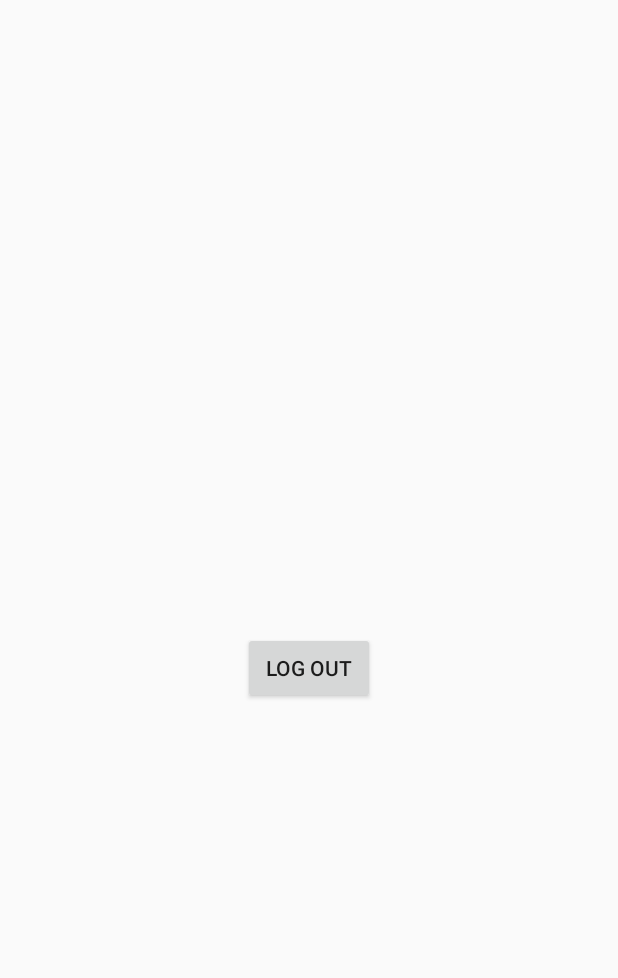
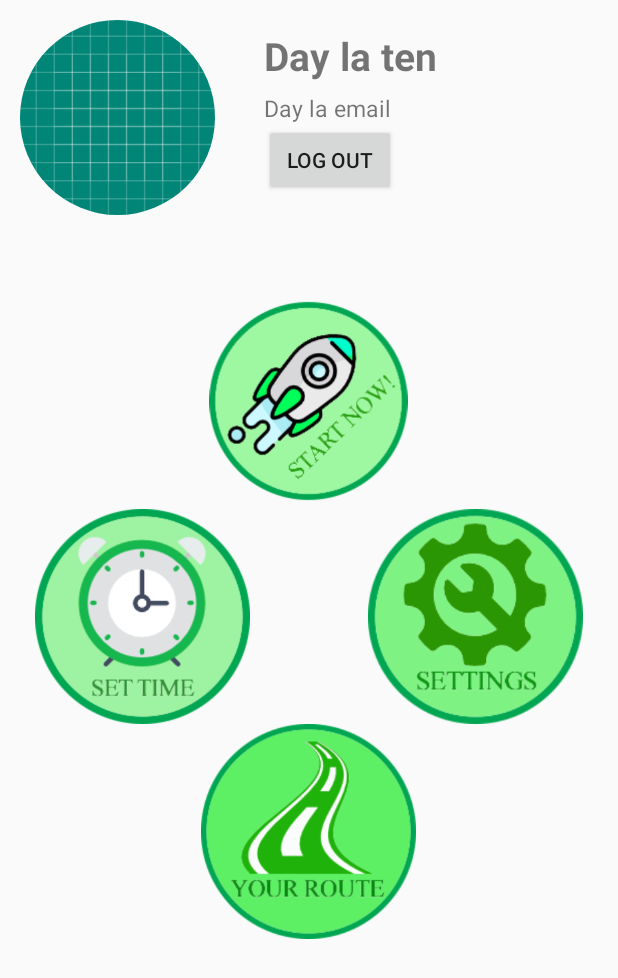
Before and after one commit to duongtainhan/YourTime, an Android app: the layout activity_main.xml on its own in the app's theme, with its tools: preview values and no code run, on a phone screen of 412 x 824 dp. Shown: the top 978 px of the screen. Run offline under Robolectric (Android 15) with nearby library versions, the phone set to English and light mode, and no system bars.

Commit message:
Updated Design

```diff
--- a/app/build.gradle
+++ b/app/build.gradle
@@ -26,10 +26,12 @@ dependencies {
     //
     implementation 'com.intuit.sdp:sdp-android:1.0.5'
     implementation 'com.intuit.ssp:ssp-android:1.0.5'
+    implementation 'de.hdodenhof:circleimageview:2.2.0'
+    implementation 'com.google.firebase:firebase-auth:16.0.3'
+    implementation 'com.google.android.gms:play-services-auth:16.0.0'
+    implementation 'com.squareup.picasso:picasso:2.71828'
     //
     testImplementation 'junit:junit:4.12'
     androidTestImplementation 'com.android.support.test:runner:1.0.2'
     androidTestImplementation 'com.android.support.test.espresso:espresso-core:3.0.2'
-    implementation 'com.google.firebase:firebase-auth:16.0.3'
-    implementation 'com.google.android.gms:play-services-auth:16.0.0'
 }
--- a/app/src/main/java/com/example/duongtainhan555/yourtime/LoginActivity.java
+++ b/app/src/main/java/com/example/duongtainhan555/yourtime/LoginActivity.java
@@ -103,9 +103,6 @@ public class LoginActivity extends AppCompatActivity implements GoogleApiClient.
         {
             firebaseAuthWithGoogle(result.getSignInAccount());
         }
-        else {
-            Toast.makeText(this, "Khong the ket noi!!!", Toast.LENGTH_SHORT).show();
-        }
     }
 
     private void firebaseAuthWithGoogle(GoogleSignInAccount signInAccount) {
--- a/app/src/main/java/com/example/duongtainhan555/yourtime/MainActivity.java
+++ b/app/src/main/java/com/example/duongtainhan555/yourtime/MainActivity.java
@@ -4,8 +4,10 @@ import android.content.Intent;
 import android.support.annotation.NonNull;
 import android.support.v7.app.AppCompatActivity;
 import android.os.Bundle;
+import android.util.Log;
 import android.view.View;
 import android.widget.Button;
+import android.widget.ImageView;
 import android.widget.TextView;
 
 import com.google.android.gms.auth.api.Auth;
@@ -16,14 +18,18 @@ import com.google.android.gms.common.api.ResultCallback;
 import com.google.android.gms.common.api.Status;
 import com.google.firebase.auth.FirebaseAuth;
 import com.google.firebase.auth.FirebaseUser;
+import com.squareup.picasso.Picasso;
 
 public class MainActivity extends AppCompatActivity implements GoogleApiClient.OnConnectionFailedListener {
 
     private Button btnLog;
+    private ImageView imgAvatar;
     private TextView txtEmail;
+    private TextView txtName;
     private GoogleApiClient googleApiClient;
     private FirebaseAuth firebaseAuth;
     private FirebaseAuth.AuthStateListener firebaseAuthListener;
+
     @Override
     protected void onCreate(Bundle savedInstanceState) {
         super.onCreate(savedInstanceState);
@@ -36,19 +42,17 @@ public class MainActivity extends AppCompatActivity implements GoogleApiClient.O
                 .build();
 
         googleApiClient = new GoogleApiClient.Builder(this)
-                .enableAutoManage(this,this)
-                .addApi(Auth.GOOGLE_SIGN_IN_API,gso)
+                .enableAutoManage(this, this)
+                .addApi(Auth.GOOGLE_SIGN_IN_API, gso)
                 .build();
         firebaseAuth = FirebaseAuth.getInstance();
         firebaseAuthListener = new FirebaseAuth.AuthStateListener() {
             @Override
             public void onAuthStateChanged(@NonNull FirebaseAuth firebaseAuth) {
                 FirebaseUser user = firebaseAuth.getCurrentUser();
-                if(user != null)
-                {
+                if (user != null) {
                     SetUserData(user);
-                }
-                else {
+                } else {
                     GoLogInScreen();
                 }
             }
@@ -63,14 +67,18 @@ public class MainActivity extends AppCompatActivity implements GoogleApiClient.O
             }
         });
     }
+
+    private void Init() {
+        btnLog = findViewById(R.id.btnLogOut);
+        txtEmail = findViewById(R.id.txtEmail);
+        imgAvatar = findViewById(R.id.imgAvatar);
+        txtName = findViewById(R.id.txtName);
+    }
+
     private void SetUserData(FirebaseUser user) {
         txtEmail.setText(user.getEmail());
-    }
-    private void Init()
-    {
-        btnLog = findViewById(R.id.btnLogOut);
-        txtEmail = findViewById(R.id.txtEmail);
-
+        Picasso.get().load(user.getPhotoUrl()).into(imgAvatar);
+        txtName.setText(user.getDisplayName());
     }
 
     @Override
@@ -80,31 +88,29 @@ public class MainActivity extends AppCompatActivity implements GoogleApiClient.O
         firebaseAuth.addAuthStateListener(firebaseAuthListener);
     }
 
-    private void GoLogInScreen()
-    {
+    private void GoLogInScreen() {
         Intent intent = new Intent(this, LoginActivity.class);
         intent.addFlags(Intent.FLAG_ACTIVITY_CLEAR_TOP | Intent.FLAG_ACTIVITY_CLEAR_TASK);
         startActivity(intent);
     }
-    public void LogOut()
-    {
+
+    public void LogOut() {
         firebaseAuth.signOut();
         Auth.GoogleSignInApi.signOut(googleApiClient).setResultCallback(new ResultCallback<Status>() {
             @Override
             public void onResult(@NonNull Status status) {
-                if(status.isSuccess())
-                {
+                if (status.isSuccess()) {
                     GoLogInScreen();
                 }
             }
         });
     }
+
     @Override
     protected void onStop() {
         super.onStop();
 
-        if(firebaseAuthListener != null)
-        {
+        if (firebaseAuthListener != null) {
             firebaseAuth.removeAuthStateListener(firebaseAuthListener);
         }
     }
--- a/app/src/main/res/layout/activity_main.xml
+++ b/app/src/main/res/layout/activity_main.xml
@@ -6,17 +6,84 @@
     android:layout_height="match_parent"
     tools:context=".MainActivity">
 
+    <RelativeLayout
+        android:layout_width="wrap_content"
+        android:layout_height="wrap_content"
+        android:id="@+id/relativeUser">
         <TextView
             android:layout_width="wrap_content"
             android:layout_height="wrap_content"
             android:id="@+id/txtEmail"
-        android:layout_centerInParent="true"/>
+            android:textSize="@dimen/_12ssp"
+            android:layout_marginStart="@dimen/_15sdp"
+            android:layout_marginTop="@dimen/_5sdp"
+            android:layout_toStartOf="@dimen/_10sdp"
+            android:text="@string/day_la_email"
+            android:layout_below="@id/txtName"
+            android:layout_toEndOf="@id/imgAvatar"/>
+        <TextView
+            android:layout_width="wrap_content"
+            android:layout_height="wrap_content"
+            android:id="@+id/txtName"
+            android:textSize="@dimen/_20ssp"
+            android:layout_marginStart="@dimen/_15sdp"
+            android:layout_marginTop="@dimen/_15sdp"
+            android:text="@string/day_la_ten"
+            android:textStyle="bold"
+            android:layout_toEndOf="@id/imgAvatar"/>
         <Button
             android:layout_width="wrap_content"
             android:layout_height="wrap_content"
             android:id="@+id/btnLogOut"
-        android:text="Log Out"
+            android:text="@string/log_out"
             android:layout_below="@id/txtEmail"
+            android:layout_marginStart="@dimen/_15sdp"
+            android:layout_toEndOf="@id/imgAvatar"/>
+        <de.hdodenhof.circleimageview.CircleImageView
+            android:layout_width="@dimen/_100sdp"
+            android:layout_height="@dimen/_100sdp"
+            android:id="@+id/imgAvatar"
+            android:src="@drawable/ic_launcher_background"
+            android:layout_alignParentTop="true"
+            android:layout_margin="@dimen/_10sdp" />
+    </RelativeLayout>
+    <RelativeLayout
+        android:layout_width="match_parent"
+        android:layout_height="match_parent"
+        android:layout_below="@id/relativeUser">
+        <ImageView
+            android:layout_width="@dimen/_110sdp"
+            android:layout_height="@dimen/_110sdp"
+            android:src="@drawable/ic_start"
+            android:id="@+id/imgStart"
+            android:layout_marginTop="@dimen/_30sdp"
+            android:layout_centerHorizontal="true"/>
+        <RelativeLayout
+            android:layout_width="wrap_content"
+            android:layout_height="wrap_content"
+            android:layout_below="@id/imgStart"
+            android:id="@+id/relative1"
+            android:layout_centerHorizontal="true">
+            <ImageView
+                android:layout_width="@dimen/_110sdp"
+                android:layout_height="@dimen/_110sdp"
+                android:layout_marginEnd="@dimen/_30sdp"
+                android:src="@drawable/ic_settime"
+                android:id="@+id/imgSetTime" />
+            <ImageView
+                android:layout_width="@dimen/_110sdp"
+                android:layout_height="@dimen/_110sdp"
+                android:src="@drawable/ic_settings"
+                android:layout_marginStart="@dimen/_30sdp"
+                android:layout_toEndOf="@id/imgSetTime"/>
+        </RelativeLayout>
+        <ImageView
+            android:layout_width="@dimen/_110sdp"
+            android:layout_height="@dimen/_110sdp"
+            android:src="@drawable/ic_route"
+            android:layout_below="@id/relative1"
             android:layout_centerHorizontal="true"/>
 
     </RelativeLayout>
+
+</RelativeLayout>
--- a/app/src/main/res/values/strings.xml
+++ b/app/src/main/res/values/strings.xml
@@ -1,3 +1,7 @@
 <resources>
     <string name="app_name">YourTime</string>
+    <string name="hi">HI !!!</string>
+    <string name="day_la_ten">Day la ten</string>
+    <string name="day_la_email">Day la email</string>
+    <string name="log_out">Log Out</string>
 </resources>
```
Also changed, not shown: app/src/main/res/drawable/ic_logout.png (added), app/src/main/res/drawable/ic_route.png (added), app/src/main/res/drawable/ic_settime.png (added), app/src/main/res/drawable/ic_settings.png (added), app/src/main/res/drawable/ic_start.png (added). Lines whose indentation alone changed are shown as unchanged.
